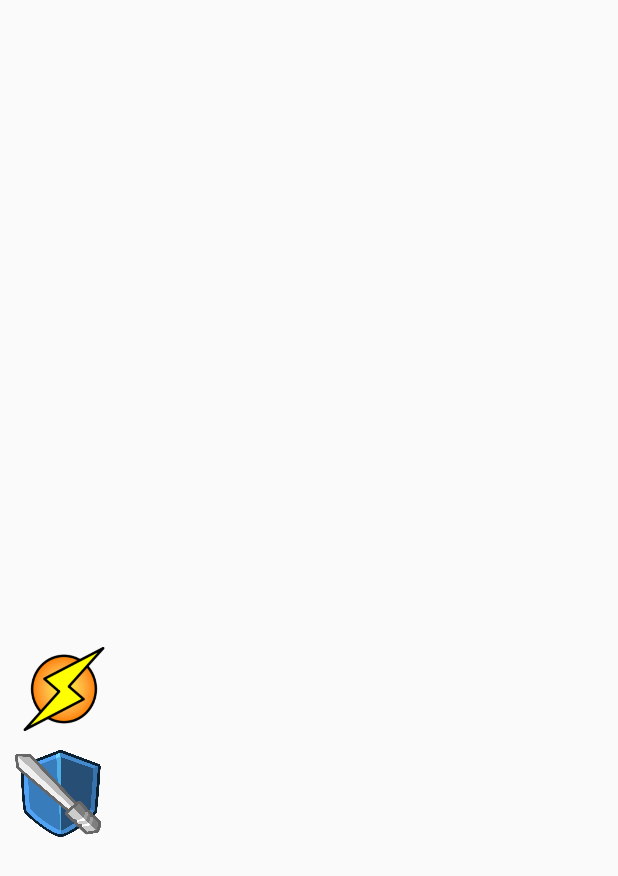
After one commit to campos-97/Tron-Android, an Android app: the layout main.xml on its own in the app's theme, with its tools: preview values and no code run, on a phone screen of 412 x 824 dp. The commit adds this screen. Shown: the top 876 px of the screen. Run offline under Robolectric (Android 15) with nearby library versions, the phone set to English and light mode, and no system bars.

Commit message:
BOTONES EN LA PANTALLA PLAY
SE PONEN BOTONES DENTRO DE LA PANTALLA DEL PLAY

```diff
--- a/Tron/app/src/main/java/com/tec/datos1/tron/gui/MainActivity.java
+++ b/Tron/app/src/main/java/com/tec/datos1/tron/gui/MainActivity.java
@@ -3,6 +3,9 @@ package com.tec.datos1.tron.gui;
 import android.opengl.GLSurfaceView;
 import android.os.Bundle;
 import android.app.Activity;
+import android.widget.LinearLayout;
+
+import com.tec.datos1.tron.R;
 
 public class MainActivity extends Activity {
     private GLSurfaceView glView;
@@ -11,8 +14,11 @@ public class MainActivity extends Activity {
         super.onCreate(savedInstanceState);
         //setContentView(new GameView(this));
 
+        setContentView(R.layout.main);
         glView = new MyGLSurfaceView(this);
-        setContentView(glView);
+        LinearLayout openGLLayout = (LinearLayout)findViewById(R.id.openGLLayout);
+        openGLLayout.addView(glView);
+
     }
 
 }
--- /dev/null
+++ b/Tron/app/src/main/res/layout/main.xml
@@ -0,0 +1,43 @@
+<?xml version="1.0" encoding="utf-8"?>
+<RelativeLayout xmlns:android="http://schemas.android.com/apk/res/android"
+    xmlns:app="http://schemas.android.com/apk/res-auto"
+    xmlns:tools="http://schemas.android.com/tools"
+    android:layout_width="match_parent"
+    android:layout_height="match_parent"
+    tools:ignore="ExtraText">
+
+    //LAYOUT DEL OPEN GL
+    <LinearLayout
+        android:id="@+id/openGLLayout"
+        android:orientation="vertical"
+        android:layout_width="match_parent"
+        android:layout_height="match_parent"
+        tools:ignore="UselessLeaf,UselessParent">
+    </LinearLayout>
+
+    <FrameLayout
+        android:layout_width="match_parent"
+        android:layout_height="match_parent">
+
+        <Button
+            android:layout_width="57dp"
+            android:layout_height="58dp"
+            android:id="@+id/button4"
+            tools:ignore="HardcodedText,RtlHardcoded"
+            android:background="@drawable/escudo"
+            android:layout_marginTop="500dp"
+            android:layout_marginLeft="10dp" />
+
+        <Button
+            android:layout_width="65dp"
+            android:layout_height="68dp"
+            android:id="@+id/button5"
+            tools:ignore="HardcodedText,RtlHardcoded"
+            android:background="@drawable/rayo"
+            android:layout_marginTop="425dp"
+            android:layout_marginLeft="10dp" />
+    </FrameLayout>
+
+    //LAYOUT DEL HUD
+
+</RelativeLayout>
```
